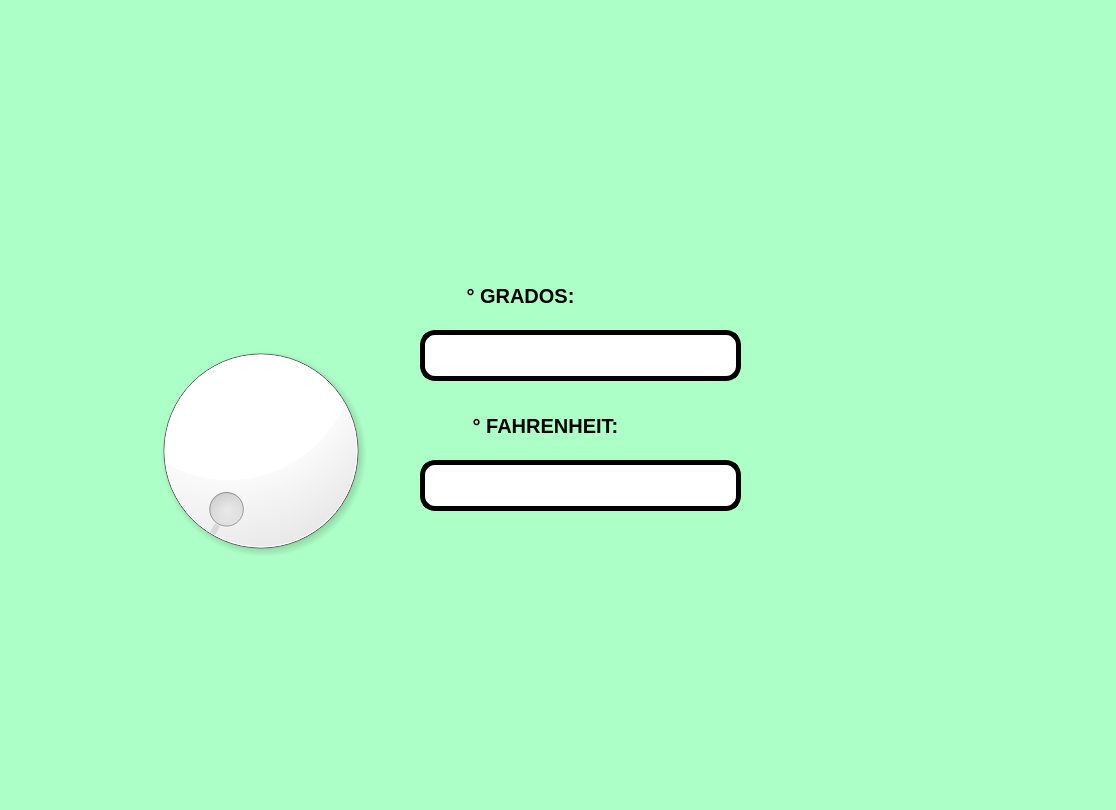
The window that PIP_2025_Eq1/Unidad 2/E01_Grados_a_Fahrenheit.ui (juliancruz98/PIP_2025_Eq1) describes before a commit, drawn with Qt 5.
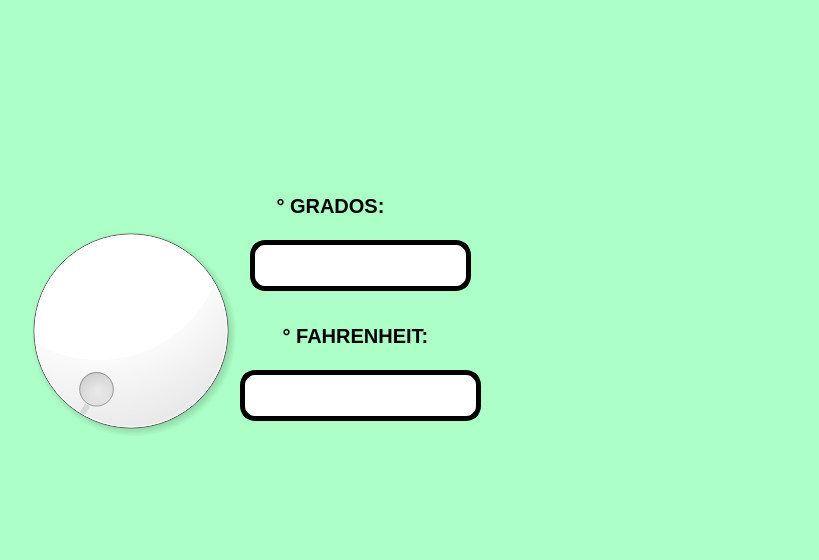
The same window after the commit. Icons and pictures are not drawn.

```diff
--- a/PIP_2025_Eq1/Unidad 2/E01_Grados_a_Fahrenheit.ui
+++ b/PIP_2025_Eq1/Unidad 2/E01_Grados_a_Fahrenheit.ui
@@ -6,8 +6,8 @@
    <rect>
     <x>0</x>
     <y>0</y>
-    <width>1116</width>
-    <height>810</height>
+    <width>819</width>
+    <height>560</height>
    </rect>
   </property>
   <property name="windowTitle">
@@ -22,8 +22,8 @@
      <rect>
       <x>50</x>
       <y>30</y>
-      <width>221</width>
-      <height>181</height>
+      <width>171</width>
+      <height>151</height>
      </rect>
     </property>
     <property name="styleSheet">
@@ -42,10 +42,10 @@
    <widget class="QLabel" name="imagen_3">
     <property name="geometry">
      <rect>
-      <x>820</x>
-      <y>480</y>
-      <width>251</width>
-      <height>221</height>
+      <x>540</x>
+      <y>310</y>
+      <width>181</width>
+      <height>181</height>
      </rect>
     </property>
     <property name="styleSheet">
@@ -64,8 +64,8 @@
    <widget class="QDial" name="dial">
     <property name="geometry">
      <rect>
-      <x>140</x>
-      <y>310</y>
+      <x>10</x>
+      <y>190</y>
       <width>241</width>
       <height>281</height>
      </rect>
@@ -78,8 +78,8 @@
    <widget class="QLabel" name="label">
     <property name="geometry">
      <rect>
-      <x>450</x>
-      <y>280</y>
+      <x>260</x>
+      <y>190</y>
       <width>141</width>
       <height>31</height>
      </rect>
@@ -101,9 +101,9 @@
    <widget class="QLineEdit" name="txt_grados">
     <property name="geometry">
      <rect>
-      <x>420</x>
-      <y>330</y>
-      <width>321</width>
+      <x>250</x>
+      <y>240</y>
+      <width>221</width>
       <height>51</height>
      </rect>
     </property>
@@ -130,10 +130,10 @@
    <widget class="QLabel" name="label_2">
     <property name="geometry">
      <rect>
-      <x>820</x>
-      <y>30</y>
-      <width>221</width>
-      <height>171</height>
+      <x>470</x>
+      <y>20</y>
+      <width>261</width>
+      <height>121</height>
      </rect>
     </property>
     <property name="text">
@@ -149,9 +149,9 @@
    <widget class="QLineEdit" name="txt_fahrenheit">
     <property name="geometry">
      <rect>
-      <x>420</x>
-      <y>460</y>
-      <width>321</width>
+      <x>240</x>
+      <y>370</y>
+      <width>241</width>
       <height>51</height>
      </rect>
     </property>
@@ -178,8 +178,8 @@
    <widget class="QLabel" name="label_3">
     <property name="geometry">
      <rect>
-      <x>430</x>
-      <y>410</y>
+      <x>240</x>
+      <y>320</y>
       <width>231</width>
       <height>31</height>
      </rect>
```
Left out of the diff: 14 changed lines with no effect on the pictures.
